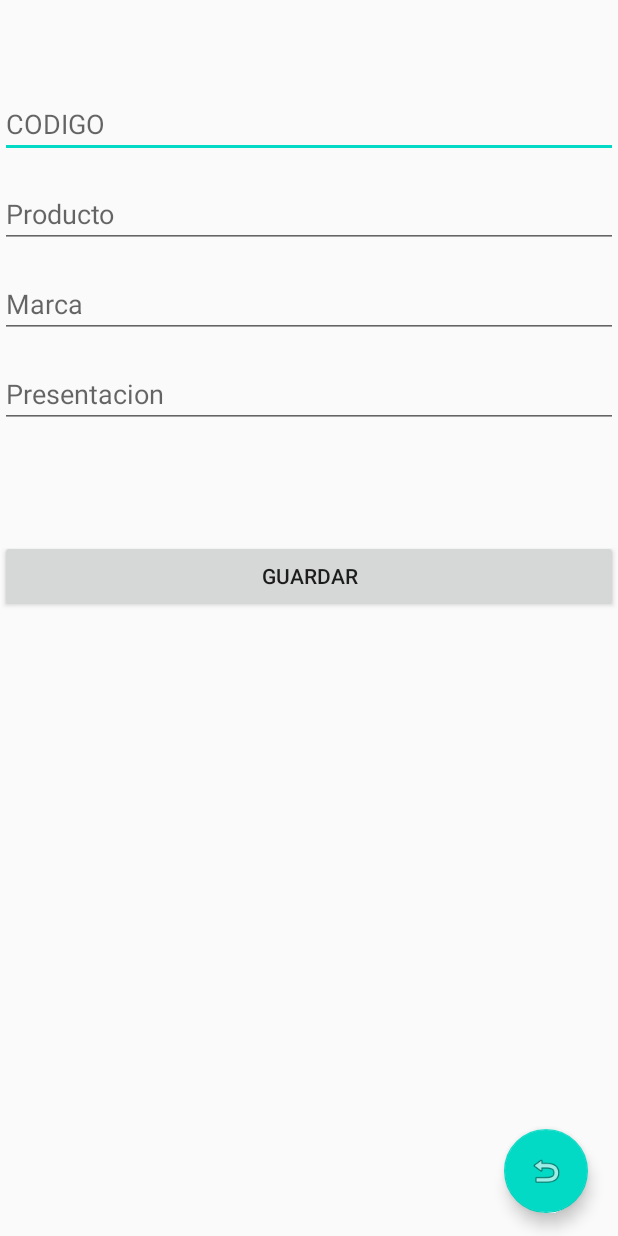
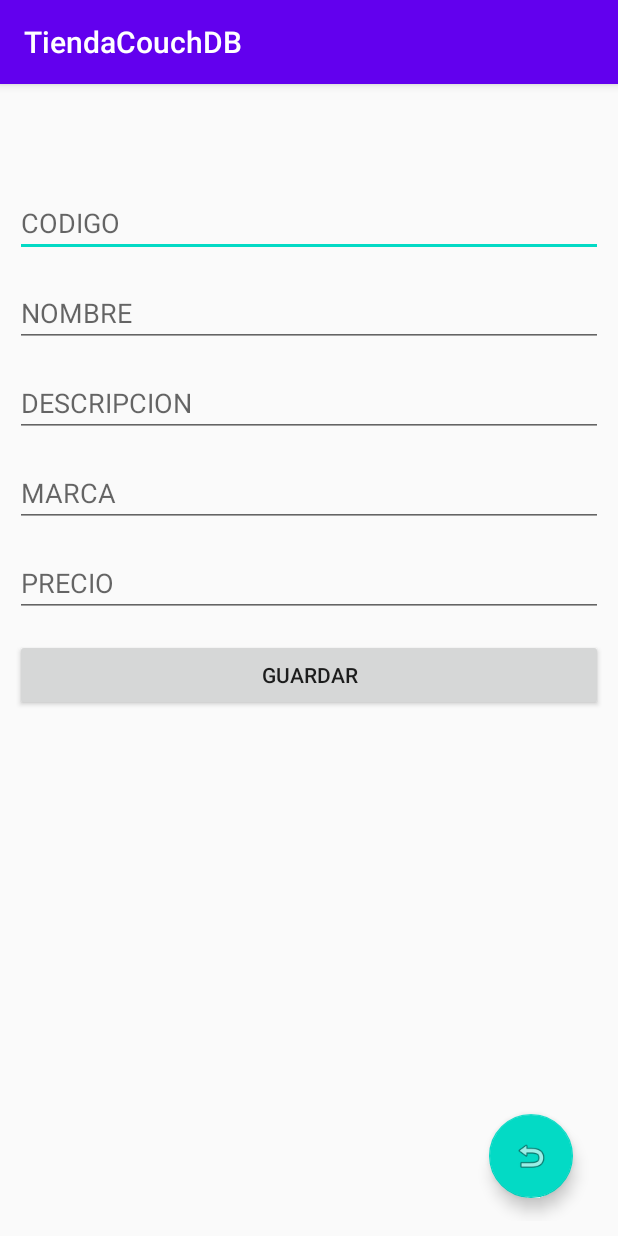
Before and after one commit to YovaniMarz91/prograIII, an Android app: the agregar_productos screen opened directly, with no data from a screen before it, on a phone screen of 412 x 824 dp. Run offline under Robolectric (Android 15) with nearby library versions, the phone set to English and light mode, and no system bars.

Commit message:
tienda couchdb

```diff
--- a/app/src/main/AndroidManifest.xml
+++ b/app/src/main/AndroidManifest.xml
@@ -21,7 +21,7 @@
                 <category android:name="android.intent.category.LAUNCHER" />
             </intent-filter>
         </activity>
-        <activity android:name=".agregar_producto"></activity>
+        <activity android:name=".agregar_productos"></activity>
     </application>
 
 </manifest>
--- a/app/src/main/res/layout/activity_main.xml
+++ b/app/src/main/res/layout/activity_main.xml
@@ -11,13 +11,13 @@
         android:layout_height="60dp"/>
 
     <ListView
-        android:id="@+id/ltsAgendaProductosCouchDB"
+        android:id="@+id/ltsProductosCouchDB"
         android:layout_marginTop="60dp"
         android:layout_width="match_parent"
         android:layout_height="match_parent"/>
 
     <com.google.android.material.floatingactionbutton.FloatingActionButton
-        android:id="@+id/btnAgregarProducto"
+        android:id="@+id/btnAgregarProductos"
         android:src="@android:drawable/ic_input_add"
         android:layout_alignParentBottom="true"
         android:layout_alignParentRight="true"
--- a/app/src/main/res/layout/add_producto.xml
+++ b/app/src/main/res/layout/agregar_productos.xml
@@ -1,40 +1,51 @@
 <?xml version="1.0" encoding="utf-8"?>
-<RelativeLayout
-    xmlns:android="http://schemas.android.com/apk/res/android" android:layout_width="match_parent"
-    android:layout_height="match_parent">
+<RelativeLayout xmlns:android="http://schemas.android.com/apk/res/android"
+    xmlns:app="http://schemas.android.com/apk/res-auto"
+    xmlns:tools="http://schemas.android.com/tools"
+    android:layout_width="match_parent"
+    android:layout_height="match_parent"
+    tools:context=".agregar_productos"
+    android:layout_margin="10dp">
 
     <EditText
-        android:id="@+id/txtcodigo"
+        android:id="@+id/txtCodigoProducto"
         android:layout_marginTop="60dp"
         android:layout_width="match_parent"
         android:hint="CODIGO"
         android:layout_height="wrap_content"/>
     <EditText
-        android:id="@+id/txtproducto"
+        android:id="@+id/txtNombreProducto"
         android:layout_marginTop="120dp"
         android:layout_width="match_parent"
-        android:hint="Producto"
+        android:hint="NOMBRE"
         android:layout_height="wrap_content"/>
     <EditText
-        android:id="@+id/txtmarca"
+        android:id="@+id/txtDescripcionProducto"
         android:layout_marginTop="180dp"
         android:layout_width="match_parent"
-        android:hint="Marca"
+        android:hint="DESCRIPCION"
         android:layout_height="wrap_content"/>
     <EditText
-        android:id="@+id/txtpresentacion"
+        android:id="@+id/txtMarcaProducto"
         android:layout_marginTop="240dp"
         android:layout_width="match_parent"
-        android:hint="Presentacion"
+        android:hint="MARCA"
+        android:layout_height="wrap_content"/>
+    <EditText
+        android:id="@+id/txtPrecioProducto"
+        android:layout_marginTop="300dp"
+        android:layout_width="match_parent"
+        android:hint="PRECIO"
         android:layout_height="wrap_content"/>
     <Button
-        android:id="@+id/btnGuardarProducto"
+        android:id="@+id/btnGuardarProductos"
         android:layout_width="match_parent"
         android:layout_height="wrap_content"
         android:layout_marginTop="360dp"
         android:text="Guardar"/>
+
     <com.google.android.material.floatingactionbutton.FloatingActionButton
-        android:id="@+id/btnMostrarProducto"
+        android:id="@+id/btnMostrarProductos"
         android:src="@android:drawable/ic_menu_revert"
         android:layout_alignParentBottom="true"
         android:layout_alignParentRight="true"
@@ -43,5 +54,4 @@
         android:layout_width="wrap_content"
         android:layout_height="wrap_content"/>
 
-
 </RelativeLayout>
```
Also changed, not shown: app/src/main/java/com/example/tiendacouchdb/MainActivity.java (+14 -19 lines), app/src/main/java/com/example/tiendacouchdb/agregar_productos.java (renamed from app/src/main/java/com/example/tiendacouchdb/agregar_producto.java, +26 -56 lines).
